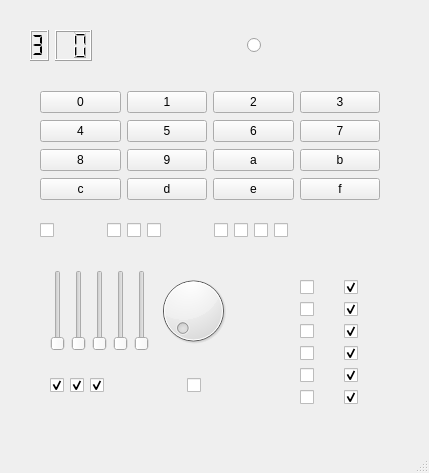
The window that qt/qt_graphics.ui (Akm0d/project_theseus) describes before a commit, drawn with Qt 5.
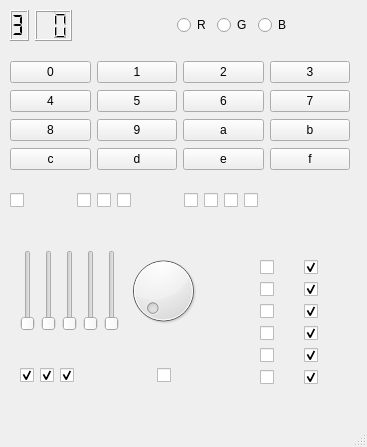
The same window after the commit.

Commit message: added names to rgb

What changed in the file:
```diff
--- a/qt/qt_graphics.ui
+++ b/qt/qt_graphics.ui
@@ -6,8 +6,8 @@
    <rect>
     <x>0</x>
     <y>0</y>
-    <width>429</width>
-    <height>473</height>
+    <width>367</width>
+    <height>447</height>
    </rect>
   </property>
   <property name="windowTitle">
@@ -17,8 +17,8 @@
    <widget class="QWidget" name="keypad" native="true">
     <property name="geometry">
      <rect>
-      <x>30</x>
-      <y>80</y>
+      <x>0</x>
+      <y>50</y>
       <width>361</width>
       <height>131</height>
      </rect>
@@ -151,8 +151,8 @@
    <widget class="QWidget" name="puzzle" native="true">
     <property name="geometry">
      <rect>
-      <x>40</x>
-      <y>270</y>
+      <x>10</x>
+      <y>250</y>
       <width>201</width>
       <height>91</height>
      </rect>
@@ -230,9 +230,9 @@
    <widget class="QWidget" name="lid_display" native="true">
     <property name="geometry">
      <rect>
-      <x>30</x>
-      <y>30</y>
-      <width>241</width>
+      <x>10</x>
+      <y>10</y>
+      <width>281</width>
       <height>31</height>
      </rect>
     </property>
@@ -241,7 +241,7 @@
       <rect>
        <x>0</x>
        <y>0</y>
-       <width>231</width>
+       <width>281</width>
        <height>31</height>
       </rect>
      </property>
@@ -294,7 +294,27 @@
          <enum>Qt::NoFocus</enum>
         </property>
         <property name="text">
-         <string/>
+         <string>R</string>
+        </property>
+       </widget>
+      </item>
+      <item>
+       <widget class="QRadioButton" name="RGB_green">
+        <property name="focusPolicy">
+         <enum>Qt::NoFocus</enum>
+        </property>
+        <property name="text">
+         <string>G</string>
+        </property>
+       </widget>
+      </item>
+      <item>
+       <widget class="QRadioButton" name="RGB_blue">
+        <property name="focusPolicy">
+         <enum>Qt::NoFocus</enum>
+        </property>
+        <property name="text">
+         <string>B</string>
         </property>
        </widget>
       </item>
@@ -304,8 +324,8 @@
    <widget class="QWidget" name="LEDs" native="true">
     <property name="geometry">
      <rect>
-      <x>40</x>
-      <y>210</y>
+      <x>10</x>
+      <y>180</y>
       <width>251</width>
       <height>51</height>
      </rect>
@@ -456,8 +476,8 @@
    <widget class="QWidget" name="inner_box" native="true">
     <property name="geometry">
      <rect>
-      <x>40</x>
-      <y>360</y>
+      <x>10</x>
+      <y>350</y>
       <width>171</width>
       <height>51</height>
      </rect>
@@ -534,8 +554,8 @@
    <widget class="QWidget" name="laser_tripwires" native="true">
     <property name="geometry">
      <rect>
-      <x>300</x>
-      <y>270</y>
+      <x>260</x>
+      <y>250</y>
       <width>91</width>
       <height>141</height>
      </rect>
```
Left out of the diff: 64 changed lines with no effect on the pictures. The commit also changes 1 other file.
